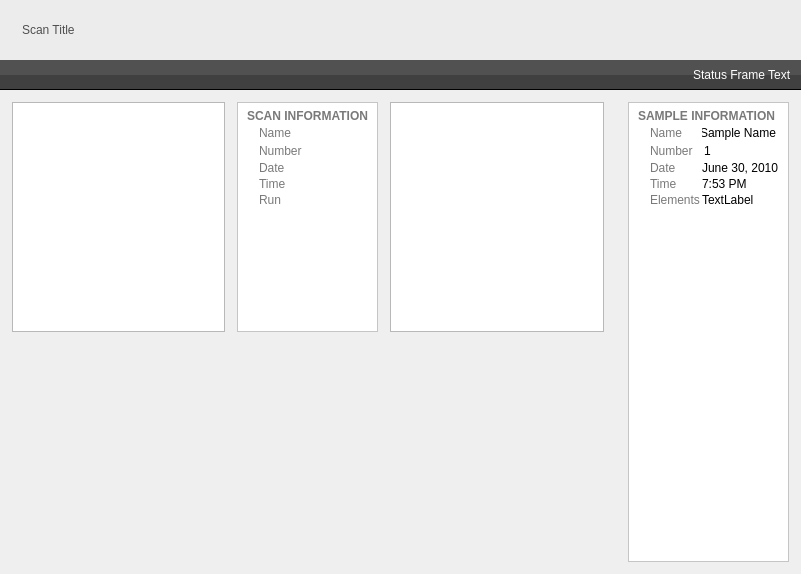
Qt form source/ui/AMGenericScanEditor.ui (acquaman/acquaman) before a commit.
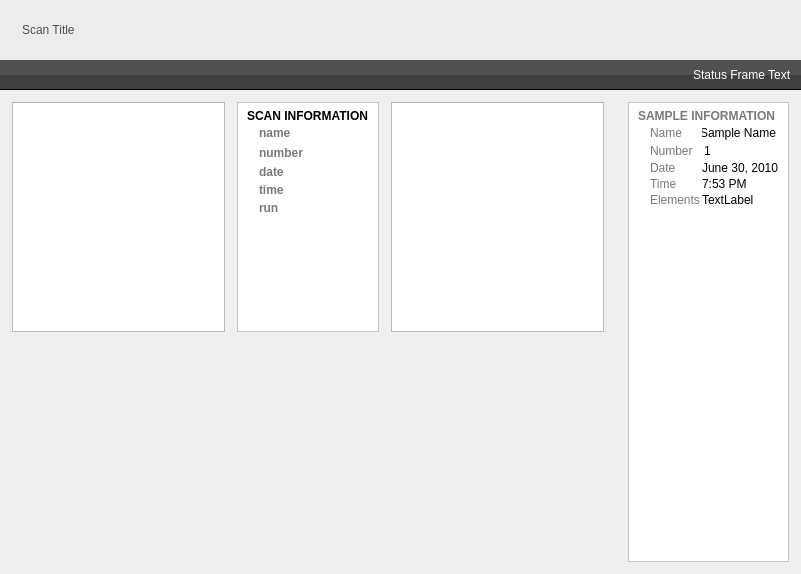
The same form after that commit. Icons and pictures are not drawn.

Commit message: first ugly version of AMDetailedItemDelegate is working. You can use this to get two-line item views. Just call AMAbstractItemView::setItemDelegate(new AMDetailedItemDelegate()).  Uses the AM::DescriptionRole for the second line. Testing in AMGenericScanView already.

What changed in the file:
```diff
--- a/source/ui/AMGenericScanEditor.ui
+++ b/source/ui/AMGenericScanEditor.ui
@@ -178,8 +178,9 @@
             <item>
              <widget class="QLabel" name="scanInfoTitle">
               <property name="styleSheet">
-               <string notr="true">color: rgb(121, 121, 121);
-font-weight: bold;</string>
+               <string notr="true">color: black;
+font-weight: bold;
+font-family: &quot;Lucida Grande&quot;;</string>
               </property>
               <property name="text">
                <string>SCAN INFORMATION</string>
@@ -192,15 +193,17 @@
                <number>12</number>
               </property>
               <property name="verticalSpacing">
-               <number>2</number>
+               <number>4</number>
               </property>
               <item row="0" column="0">
                <widget class="QLabel" name="scanNameLabel">
                 <property name="styleSheet">
-                 <string notr="true">color: rgb(121, 121, 121);</string>
+                 <string notr="true">color: rgb(121, 121, 121);
+font-weight: bold;
+font-family: &quot;Lucida Grande&quot;;</string>
                 </property>
                 <property name="text">
-                 <string>Name</string>
+                 <string>name</string>
                 </property>
                </widget>
               </item>
@@ -217,10 +220,12 @@
               <item row="1" column="0">
                <widget class="QLabel" name="scanNumberLabel">
                 <property name="styleSheet">
-                 <string notr="true">color: rgb(121, 121, 121);</string>
+                 <string notr="true">color: rgb(121, 121, 121);
+font-weight: bold;
+font-family: &quot;Lucida Grande&quot;;</string>
                 </property>
                 <property name="text">
-                 <string>Number</string>
+                 <string>number</string>
                 </property>
                </widget>
               </item>
@@ -237,10 +242,12 @@
               <item row="2" column="0">
                <widget class="QLabel" name="scanDateLabel">
                 <property name="styleSheet">
-                 <string notr="true">color: rgb(121, 121, 121);</string>
+                 <string notr="true">color: rgb(121, 121, 121);
+font-weight: bold;
+font-family: &quot;Lucida Grande&quot;;</string>
                 </property>
                 <property name="text">
-                 <string>Date</string>
+                 <string>date</string>
                 </property>
                </widget>
               </item>
@@ -254,10 +261,12 @@
               <item row="3" column="0">
                <widget class="QLabel" name="scanTimeLabel">
                 <property name="styleSheet">
-                 <string notr="true">color: rgb(121, 121, 121);</string>
+                 <string notr="true">color: rgb(121, 121, 121);
+font-weight: bold;
+font-family: &quot;Lucida Grande&quot;;</string>
                 </property>
                 <property name="text">
-                 <string>Time</string>
+                 <string>time</string>
                 </property>
                </widget>
               </item>
@@ -271,10 +280,12 @@
               <item row="4" column="0">
                <widget class="QLabel" name="scanRunLabel">
                 <property name="styleSheet">
-                 <string notr="true">color: rgb(121, 121, 121);</string>
+                 <string notr="true">color: rgb(121, 121, 121);
+font-weight: bold;
+font-family: &quot;Lucida Grande&quot;;</string>
                 </property>
                 <property name="text">
-                 <string>Run</string>
+                 <string>run</string>
                 </property>
                </widget>
               </item>
```
The commit also changes 18 other files.
